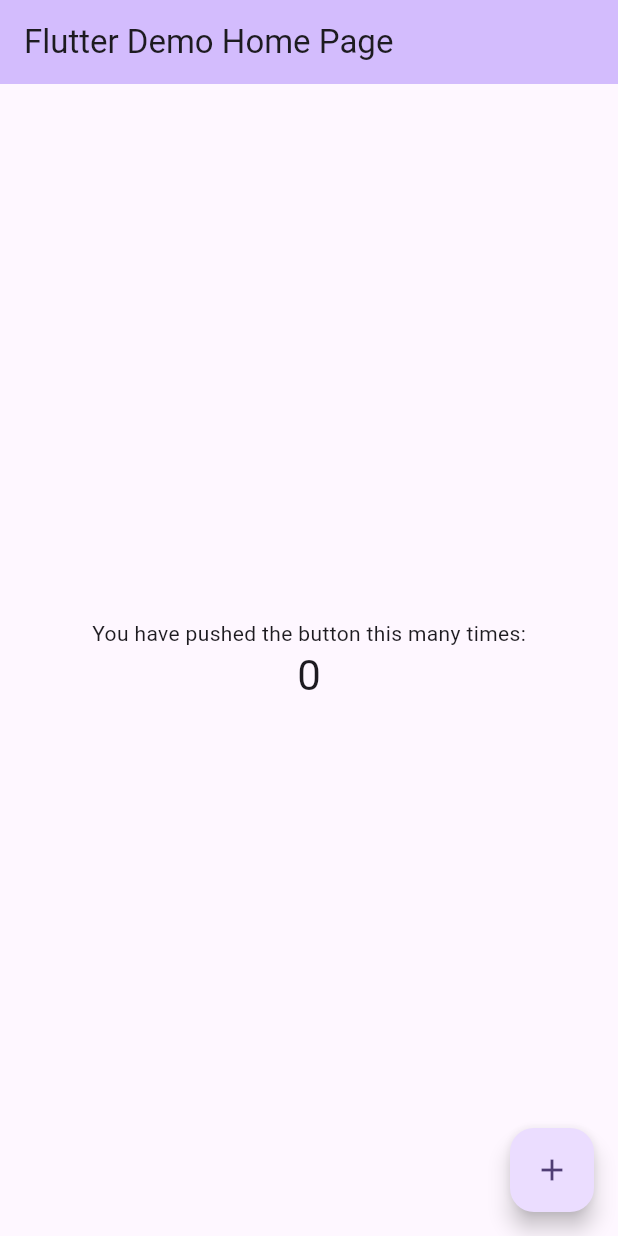
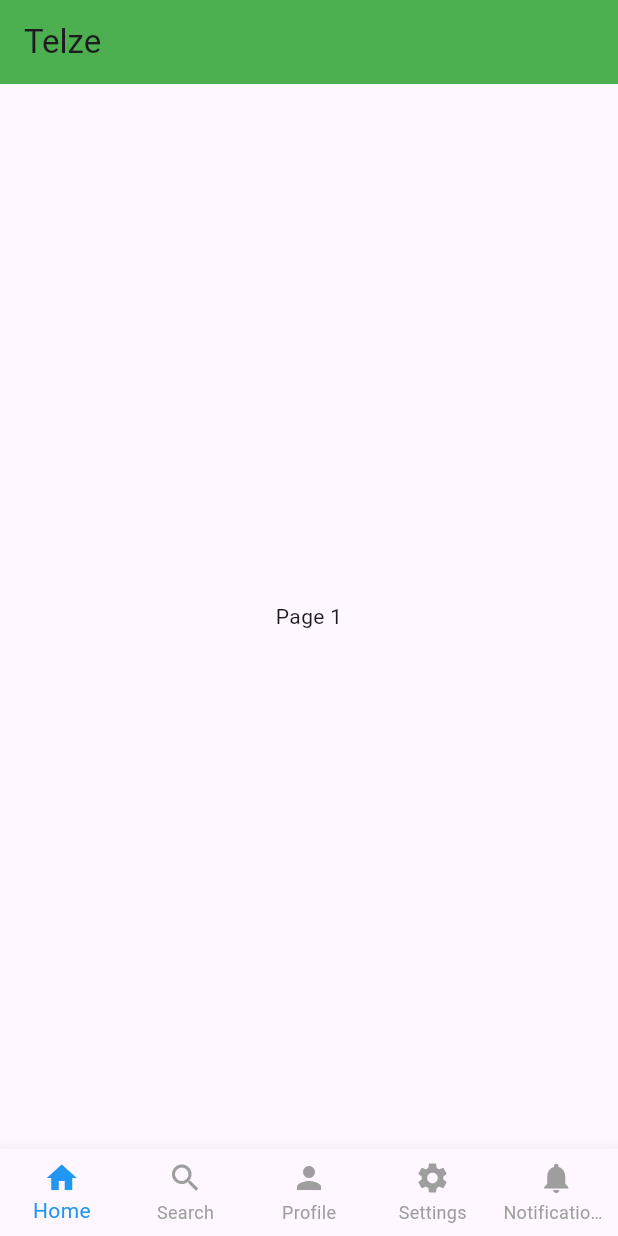
Before and after one commit to Niozk/telze-project, a Flutter app: the screen it shows after launch, on a phone screen of 412 x 824 dp. Run offline on Flutter 3.47's test engine with Material 3 defaults, Android fonts, the light colour scheme and no system bars.

Commit message:
Directory change and nav template added
-Added some folders

```diff
--- a/lib/main.dart
+++ b/lib/main.dart
@@ -1,125 +1,17 @@
 import 'package:flutter/material.dart';
+import 'package:telze/telze_home_page.dart';
 
 void main() {
-  runApp(const MyApp());
+  runApp(const TelzeApp());
 }
 
-class MyApp extends StatelessWidget {
-  const MyApp({super.key});
+class TelzeApp extends StatelessWidget {
+  const TelzeApp({super.key});
 
-  // This widget is the root of your application.
   @override
   Widget build(BuildContext context) {
-    return MaterialApp(
-      title: 'Flutter Demo',
-      theme: ThemeData(
-        // This is the theme of your application.
-        //
-        // TRY THIS: Try running your application with "flutter run". You'll see
-        // the application has a purple toolbar. Then, without quitting the app,
-        // try changing the seedColor in the colorScheme below to Colors.green
-        // and then invoke "hot reload" (save your changes or press the "hot
-        // reload" button in a Flutter-supported IDE, or press "r" if you used
-        // the command line to start the app).
-        //
-        // Notice that the counter didn't reset back to zero; the application
-        // state is not lost during the reload. To reset the state, use hot
-        // restart instead.
-        //
-        // This works for code too, not just values: Most code changes can be
-        // tested with just a hot reload.
-        colorScheme: ColorScheme.fromSeed(seedColor: Colors.deepPurple),
-        useMaterial3: true,
-      ),
-      home: const MyHomePage(title: 'Flutter Demo Home Page'),
+    return const MaterialApp(
+      home: TelzeHomePage(),
     );
   }
 }
-
-class MyHomePage extends StatefulWidget {
-  const MyHomePage({super.key, required this.title});
-
-  // This widget is the home page of your application. It is stateful, meaning
-  // that it has a State object (defined below) that contains fields that affect
-  // how it looks.
-
-  // This class is the configuration for the state. It holds the values (in this
-  // case the title) provided by the parent (in this case the App widget) and
-  // used by the build method of the State. Fields in a Widget subclass are
-  // always marked "final".
-
-  final String title;
-
-  @override
-  State<MyHomePage> createState() => _MyHomePageState();
-}
-
-class _MyHomePageState extends State<MyHomePage> {
-  int _counter = 0;
-
-  void _incrementCounter() {
-    setState(() {
-      // This call to setState tells the Flutter framework that something has
-      // changed in this State, which causes it to rerun the build method below
-      // so that the display can reflect the updated values. If we changed
-      // _counter without calling setState(), then the build method would not be
-      // called again, and so nothing would appear to happen.
-      _counter++;
-    });
-  }
-
-  @override
-  Widget build(BuildContext context) {
-    // This method is rerun every time setState is called, for instance as done
-    // by the _incrementCounter method above.
-    //
-    // The Flutter framework has been optimized to make rerunning build methods
-    // fast, so that you can just rebuild anything that needs updating rather
-    // than having to individually change instances of widgets.
-    return Scaffold(
-      appBar: AppBar(
-        // TRY THIS: Try changing the color here to a specific color (to
-        // Colors.amber, perhaps?) and trigger a hot reload to see the AppBar
-        // change color while the other colors stay the same.
-        backgroundColor: Theme.of(context).colorScheme.inversePrimary,
-        // Here we take the value from the MyHomePage object that was created by
-        // the App.build method, and use it to set our appbar title.
-        title: Text(widget.title),
-      ),
-      body: Center(
-        // Center is a layout widget. It takes a single child and positions it
-        // in the middle of the parent.
-        child: Column(
-          // Column is also a layout widget. It takes a list of children and
-          // arranges them vertically. By default, it sizes itself to fit its
-          // children horizontally, and tries to be as tall as its parent.
-          //
-          // Column has various properties to control how it sizes itself and
-          // how it positions its children. Here we use mainAxisAlignment to
-          // center the children vertically; the main axis here is the vertical
-          // axis because Columns are vertical (the cross axis would be
-          // horizontal).
-          //
-          // TRY THIS: Invoke "debug painting" (choose the "Toggle Debug Paint"
-          // action in the IDE, or press "p" in the console), to see the
-          // wireframe for each widget.
-          mainAxisAlignment: MainAxisAlignment.center,
-          children: <Widget>[
-            const Text(
-              'You have pushed the button this many times:',
-            ),
-            Text(
-              '$_counter',
-              style: Theme.of(context).textTheme.headlineMedium,
-            ),
-          ],
-        ),
-      ),
-      floatingActionButton: FloatingActionButton(
-        onPressed: _incrementCounter,
-        tooltip: 'Increment',
-        child: const Icon(Icons.add),
-      ), // This trailing comma makes auto-formatting nicer for build methods.
-    );
-  }
-}
--- /dev/null
+++ b/lib/telze_home_page.dart
@@ -0,0 +1,86 @@
+import 'package:flutter/material.dart';
+
+class TelzeHomePage extends StatefulWidget {
+  const TelzeHomePage({super.key});
+
+  @override
+  State<TelzeHomePage> createState() => _TelzeHomePageState();
+}
+
+class _TelzeHomePageState extends State<TelzeHomePage> {
+  int _selectedIndex = 0;
+  final PageController _pageController = PageController();
+
+  static const List<Widget> _pages = <Widget>[
+    Center(child: Text('Page 1')),
+    Center(child: Text('Page 2')),
+    Center(child: Text('Page 3')),
+    Center(child: Text('Page 4')),
+    Center(child: Text('Page 5')),
+  ];
+
+  void _onItemTapped(int index) {
+    setState(() {
+      _selectedIndex = index;
+      _pageController.animateToPage(
+        _selectedIndex,
+        duration: const Duration(milliseconds: 300),
+        curve: Curves.easeInOut,
+      );
+    });
+  }
+
+  @override
+  Widget build(BuildContext context) {
+    return Scaffold(
+      appBar: AppBar(
+        title: const Text('Telze'),
+        backgroundColor: Colors.green,
+      ),
+      body: PageView(
+        controller: _pageController,
+        children: _pages,
+        onPageChanged: (index) {
+          setState(() {
+            _selectedIndex = index;
+          });
+        },
+      ),
+      bottomNavigationBar: BottomNavigationBar(
+        type: BottomNavigationBarType.fixed,
+        currentIndex: _selectedIndex,
+        onTap: _onItemTapped,
+        selectedItemColor: Colors.blue,
+        unselectedItemColor: Colors.grey,
+        items: const <BottomNavigationBarItem>[
+          BottomNavigationBarItem(
+            icon: Icon(Icons.home),
+            label: 'Home',
+          ),
+          BottomNavigationBarItem(
+            icon: Icon(Icons.search),
+            label: 'Search',
+          ),
+          BottomNavigationBarItem(
+            icon: Icon(Icons.person),
+            label: 'Profile',
+          ),
+          BottomNavigationBarItem(
+            icon: Icon(Icons.settings),
+            label: 'Settings',
+          ),
+          BottomNavigationBarItem(
+            icon: Icon(Icons.notifications),
+            label: 'Notifications',
+          ),
+        ],
+      ),
+    );
+  }
+
+  @override
+  void dispose() {
+    _pageController.dispose();
+    super.dispose();
+  }
+}
```
Also changed, not shown: 1 other file.
